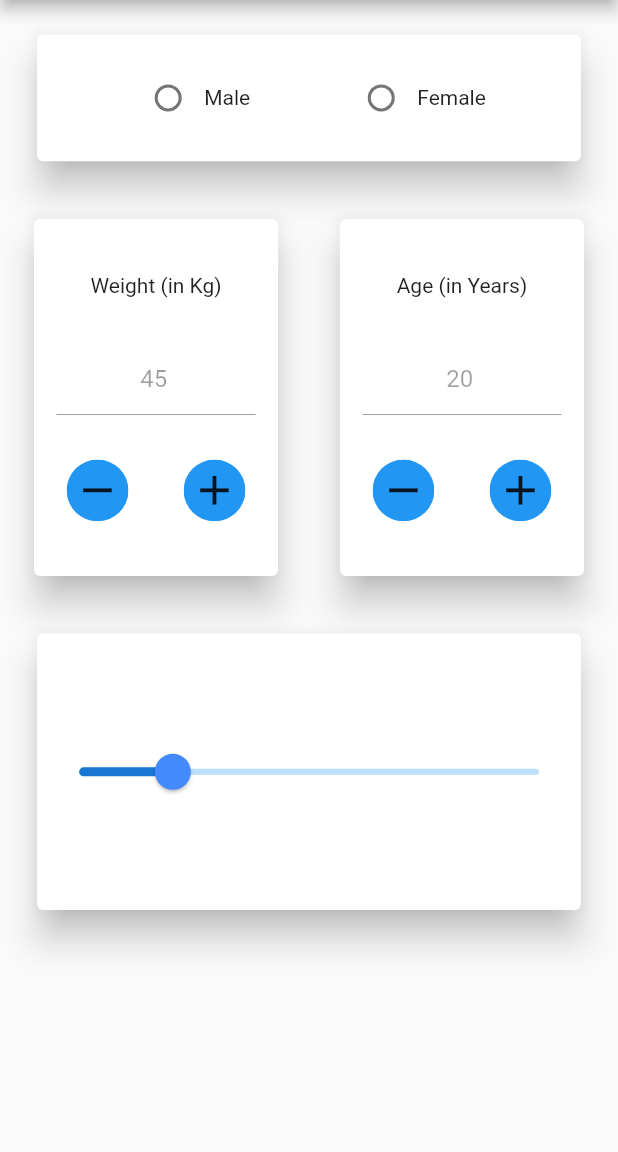
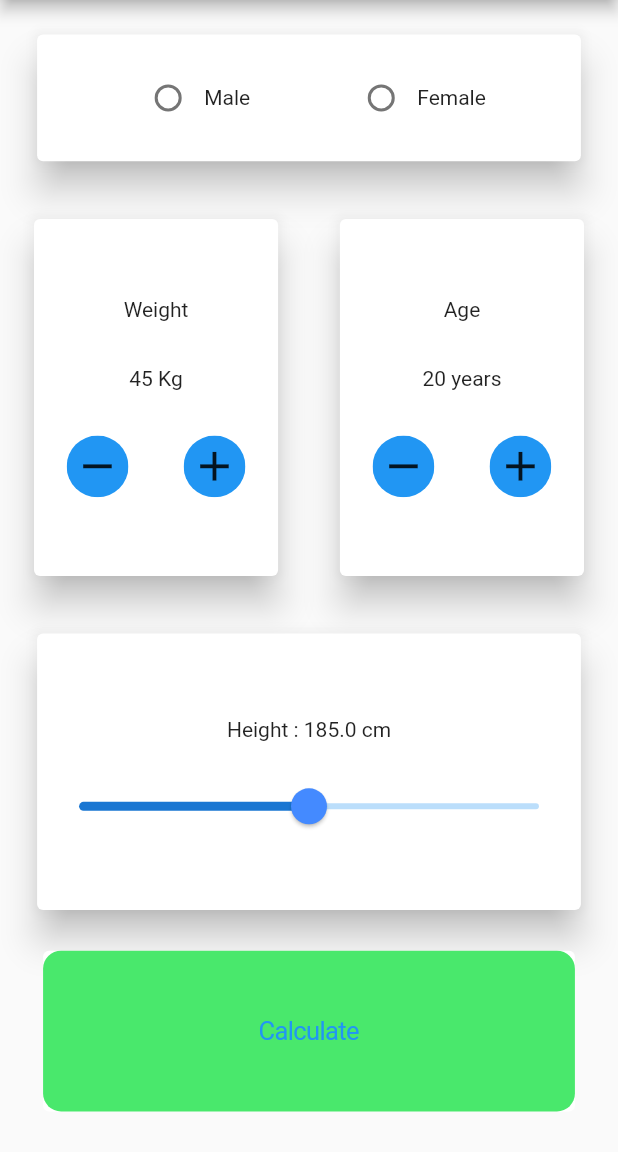
Before and after one commit to codenameakshay/BMI-flutter, a Flutter app: the screen it shows after launch, on a phone screen of 412 x 824 dp, the part 84-1236 px from its top. Run offline on Flutter 3.47's test engine with Material 2 defaults, Android fonts, the phone set to English and light mode, and no system bars.

Commit message:
Tweaked the UI and Added Calculate button

```diff
--- a/lib/main.dart
+++ b/lib/main.dart
@@ -3,9 +3,6 @@ import 'package:flutter/cupertino.dart';
 import 'package:flutter/services.dart';
 import './theme_provider.dart';
 import 'package:provider/provider.dart';
-
-var weightValue = TextEditingController();
-var ageValue = TextEditingController();
 
 void main() {
   runApp(
@@ -163,7 +160,7 @@ class _MainScreenPState extends State<MainScreenP> {
   var width;
   var weight;
   var age;
-  var _value;
+  var _length;
 
   @override
   void initState() {
@@ -171,9 +168,7 @@ class _MainScreenPState extends State<MainScreenP> {
     genderValue = 0;
     weight = 45;
     age = 20;
-    _value = 50.0;
-    weightValue.text = weight.toString();
-    ageValue.text = age.toString();
+    _length = 185.0;
   }
 
   void changeGenderValue(int val) {
@@ -187,7 +182,6 @@ class _MainScreenPState extends State<MainScreenP> {
   void increaseWeight() {
     setState(() {
       weight++;
-      weightValue.text = weight.toString();
       print(weight);
     });
   }
@@ -195,7 +189,6 @@ class _MainScreenPState extends State<MainScreenP> {
   void decreaseWeight() {
     setState(() {
       weight--;
-      weightValue.text = weight.toString();
       print(weight);
     });
   }
@@ -203,7 +196,6 @@ class _MainScreenPState extends State<MainScreenP> {
   void increaseAge() {
     setState(() {
       age++;
-      ageValue.text = age.toString();
       print(age);
     });
   }
@@ -211,7 +203,6 @@ class _MainScreenPState extends State<MainScreenP> {
   void decreaseAge() {
     setState(() {
       age--;
-      ageValue.text = age.toString();
       print(age);
     });
   }
@@ -244,7 +235,7 @@ class _MainScreenPState extends State<MainScreenP> {
                         print('Male');
                       },
                     ),
-                    Text('Male'),
+                    Text('Male', style: TextStyle(fontFamily:'',)),
                   ],
                 ),
                 Row(
@@ -282,19 +273,12 @@ class _MainScreenPState extends State<MainScreenP> {
                     Padding(
                       padding: const EdgeInsets.symmetric(
                           vertical: 15, horizontal: 15),
-                      child: Text('Weight (in Kg)'),
+                      child: Text('Weight'),
                     ),
                     Padding(
                       padding: const EdgeInsets.symmetric(
                           vertical: 15, horizontal: 15),
-                      child: TextField(
-                        enabled: false,
-                        controller: weightValue,
-                        textAlign: TextAlign.center,
-                        decoration: InputDecoration(
-                          hintText: weightValue.text,
-                        ),
-                      ),
+                      child: Text('$weight Kg'),
                     ),
                     Row(
                       mainAxisAlignment: MainAxisAlignment.spaceEvenly,
@@ -368,20 +352,12 @@ class _MainScreenPState extends State<MainScreenP> {
                     Padding(
                       padding: const EdgeInsets.symmetric(
                           vertical: 15, horizontal: 15),
-                      child: Text('Age (in Years)'),
+                      child: Text('Age'),
                     ),
                     Padding(
                         padding: const EdgeInsets.symmetric(
                             vertical: 15, horizontal: 15),
-                      child: TextField(
-                        enabled: false,
-                        controller: ageValue,
-                        textAlign: TextAlign.center,
-                        decoration: InputDecoration(
-                          hintText: ageValue.text,
-                        ),
-                      ),
-                    ),
+                        child: Text('$age years')),
                     Row(
                       mainAxisAlignment: MainAxisAlignment.spaceEvenly,
                       children: <Widget>[
@@ -452,7 +428,15 @@ class _MainScreenPState extends State<MainScreenP> {
               vertical: height * 0.03,
               horizontal: width * 0.05,
             ),
-            child: SliderTheme(
+            child: Column(
+              mainAxisAlignment: MainAxisAlignment.center,
+              children: <Widget>[
+                Padding(
+                  padding:
+                      const EdgeInsets.symmetric(vertical: 15, horizontal: 15),
+                  child: Text('Height : $_length cm'),
+                ),
+                SliderTheme(
                   data: SliderTheme.of(context).copyWith(
                     activeTrackColor: themeProvider.isDarkMode
                         ? Colors.teal[700]
@@ -488,22 +472,33 @@ class _MainScreenPState extends State<MainScreenP> {
                     ),
                   ),
                   child: Slider(
-                value: _value,
-                min: 0,
-                max: 250,
-                label: '$_value',
+                    value: _length,
+                    min: 60,
+                    max: 310,
+                    label: '$_length',
                     divisions: 500,
                     onChanged: (value) {
                       setState(
                         () {
-                      _value = value;
+                          _length = value;
                         },
                       );
                     },
                   ),
                 ),
+              ],
             ),
-        )
+          ),
+        ),
+        Container(
+            width: width * 0.88,
+            height: height * 0.15,
+            child: Card(
+                elevation: 0,
+                child: CupertinoButton(
+                    color: Color.fromARGB(255, 73, 232, 108),
+                    onPressed: () {},
+                    child: Text('Calculate'))))
       ],
     );
   }
@@ -530,8 +525,7 @@ class _MainScreenLState extends State<MainScreenL> {
     genderValue = 0;
     weight = 45;
     age = 20;
-    weightValue.text = weight.toString();
-    ageValue.text = age.toString();
+    // ageValue.text = age.toString();
   }
 
   void changeGenderValue(int val) {
@@ -545,7 +539,6 @@ class _MainScreenLState extends State<MainScreenL> {
   void increaseWeight() {
     setState(() {
       weight++;
-      weightValue.text = weight.toString();
       print(weight);
     });
   }
@@ -553,7 +546,6 @@ class _MainScreenLState extends State<MainScreenL> {
   void decreaseWeight() {
     setState(() {
       weight--;
-      weightValue.text = weight.toString();
       print(weight);
     });
   }
@@ -561,7 +553,6 @@ class _MainScreenLState extends State<MainScreenL> {
   void increaseAge() {
     setState(() {
       age++;
-      ageValue.text = age.toString();
       print(age);
     });
   }
@@ -569,7 +560,6 @@ class _MainScreenLState extends State<MainScreenL> {
   void decreaseAge() {
     setState(() {
       age--;
-      ageValue.text = age.toString();
       print(age);
     });
   }
@@ -641,19 +631,12 @@ class _MainScreenLState extends State<MainScreenL> {
                           Padding(
                             padding: const EdgeInsets.symmetric(
                                 vertical: 15, horizontal: 15),
-                            child: Text('Weight (in Kg)'),
+                            child: Text('Weight'),
                           ),
                           Padding(
                             padding: const EdgeInsets.symmetric(
                                 vertical: 15, horizontal: 15),
-                            child: TextField(
-                              enabled: false,
-                              controller: weightValue,
-                              textAlign: TextAlign.center,
-                              decoration: InputDecoration(
-                                hintText: weightValue.text,
-                              ),
-                            ),
+                            child: Text('$weight Kg'),
                           ),
                           Row(
                             mainAxisAlignment: MainAxisAlignment.spaceEvenly,
@@ -731,19 +714,12 @@ class _MainScreenLState extends State<MainScreenL> {
                           Padding(
                             padding: const EdgeInsets.symmetric(
                                 vertical: 15, horizontal: 15),
-                            child: Text('Age (in Years)'),
+                            child: Text('Age'),
                           ),
                           Padding(
                             padding: const EdgeInsets.symmetric(
                                 vertical: 15, horizontal: 15),
-                            child: TextField(
-                              enabled: false,
-                              controller: ageValue,
-                              textAlign: TextAlign.center,
-                              decoration: InputDecoration(
-                                hintText: ageValue.text,
-                              ),
-                            ),
+                            child: Text('$age years'),
                           ),
                           Row(
                             mainAxisAlignment: MainAxisAlignment.spaceEvenly,
```
Lines whose indentation alone changed are shown as unchanged.
